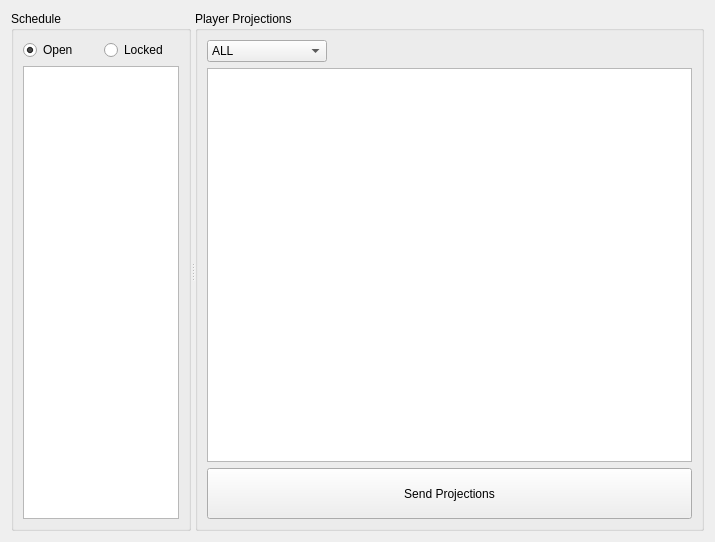
The window that cute-fantasy/currentweekwidget.ui (protoblock/protoblock) describes before a commit, drawn with Qt 5.
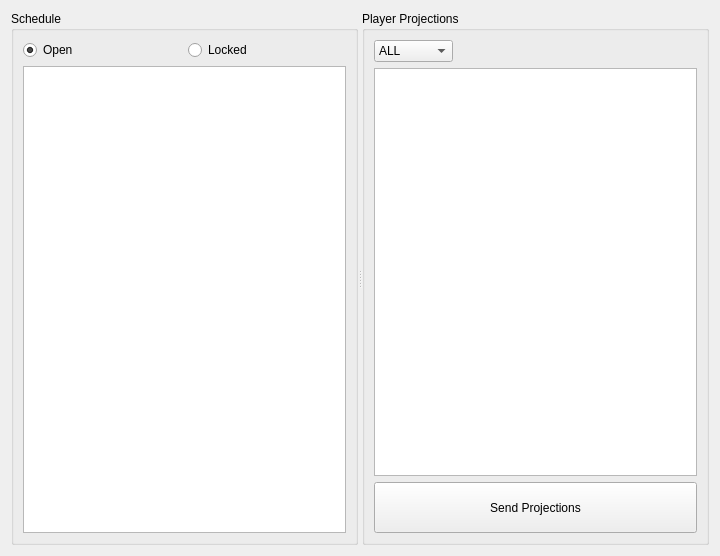
The same window after the commit.

Commit message: Made Schedule panel collapsibe.

```diff
--- a/cute-fantasy/currentweekwidget.ui
+++ b/cute-fantasy/currentweekwidget.ui
@@ -6,8 +6,8 @@
    <rect>
     <x>0</x>
     <y>0</y>
-    <width>715</width>
-    <height>542</height>
+    <width>720</width>
+    <height>556</height>
    </rect>
   </property>
   <property name="windowTitle">
@@ -20,12 +20,6 @@
       <enum>Qt::Horizontal</enum>
      </property>
      <widget class="QGroupBox" name="groupBox">
-      <property name="maximumSize">
-       <size>
-        <width>180</width>
-        <height>16777215</height>
-       </size>
-      </property>
       <property name="title">
        <string>Schedule</string>
       </property>
```
The commit also changes 1 other file.
